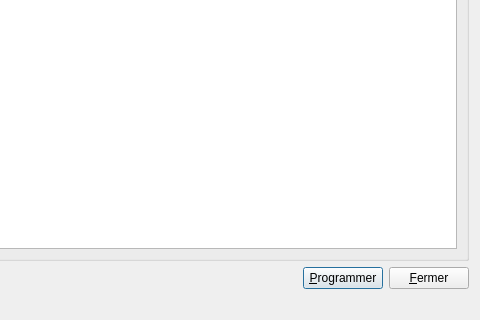
First picture: the form in ui/programme.ui, repository jlbrd/qmagneto, before the edit; both pictures show x 229 to 709 and y 243 to 563 of the 709 by 563 pixel window.
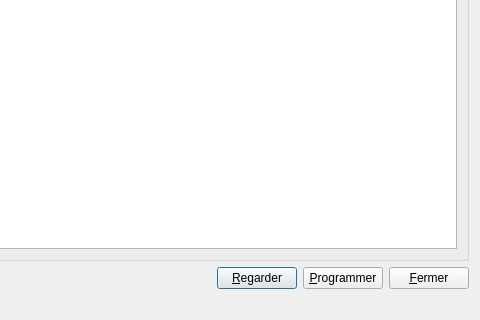
Second picture: the form after the edit.

Commit message: - Correction de l'issue 14 : Affichage des programmes commencant la veille du jour affiché. - Possibilite de programmer la lecture des emissions dans un player externe

The edit to the form file:
```diff
--- a/ui/programme.ui
+++ b/ui/programme.ui
@@ -240,6 +240,13 @@
        </property>
       </spacer>
      </item>
+     <item>
+      <widget class="QPushButton" name="boutonRegarder" >
+       <property name="text" >
+        <string>&amp;Regarder</string>
+       </property>
+      </widget>
+     </item>
      <item>
       <widget class="QPushButton" name="boutonAjouter" >
        <property name="text" >
```
The commit also changes 8 other files.
